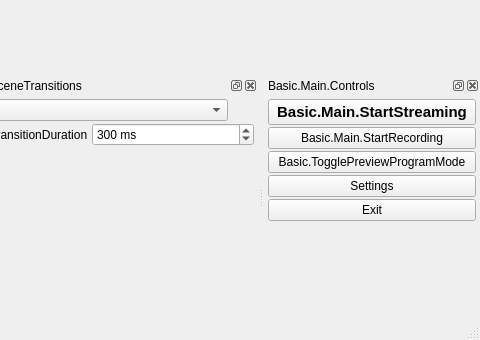
Above: vendor_skins/RemoteFilming/UI/forms/OBSBasic.ui from CoSMoSoftware/OBS-studio-webrtc before the change; both pictures show x 599 to 1079 and y 389 to 729 of the 1079 by 729 pixel window. Below: the same form after it.
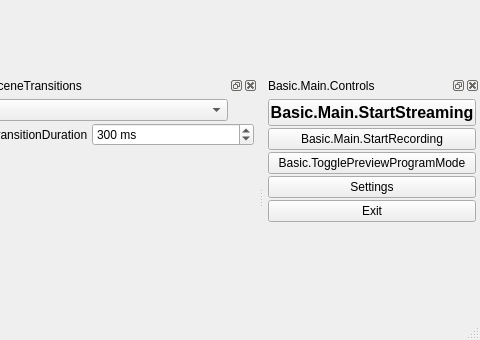
That is the form after the change. Icons and pictures are not drawn. Custom widgets are drawn as their Qt base class.

Commit message: RFS: remove advanced option from settings/output tab

Patch:
```diff
--- a/vendor_skins/RemoteFilming/UI/forms/OBSBasic.ui
+++ b/vendor_skins/RemoteFilming/UI/forms/OBSBasic.ui
@@ -1296,7 +1296,7 @@
        </property>
        <property name="font">
         <font>
-         <pointsize>11</pointsize>
+         <pointsize>12</pointsize>
          <weight>75</weight>
          <bold>true</bold>
         </font>
```
The commit also changes 3 other files.
